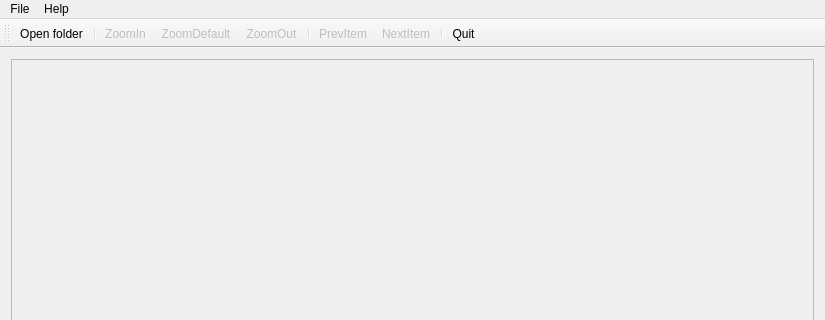
This is mainwindow.ui in jlehtoma/Sppeculate as Qt 5 draws it before an edit; both pictures show x 0 to 825 and y 0 to 320 of the 825 by 479 pixel window. The edited form follows.
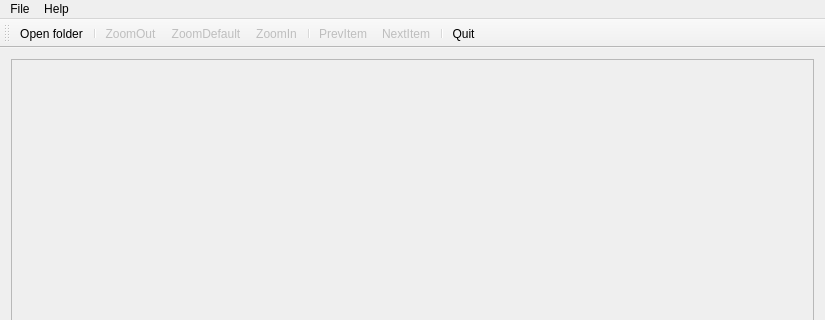
This is the edited form. Icons and pictures are not drawn.

```diff
--- a/mainwindow.ui
+++ b/mainwindow.ui
@@ -103,9 +103,9 @@
    </attribute>
    <addaction name="actionOpenFolder"/>
    <addaction name="separator"/>
-   <addaction name="actionZoomIn"/>
-   <addaction name="actionZoomDefault"/>
    <addaction name="actionZoomOut"/>
+   <addaction name="actionZoomDefault"/>
+   <addaction name="actionZoomIn"/>
    <addaction name="separator"/>
    <addaction name="actionPrevItem"/>
    <addaction name="actionNextItem"/>
```
Left out of the diff: 6 changed lines with no effect on the pictures.
